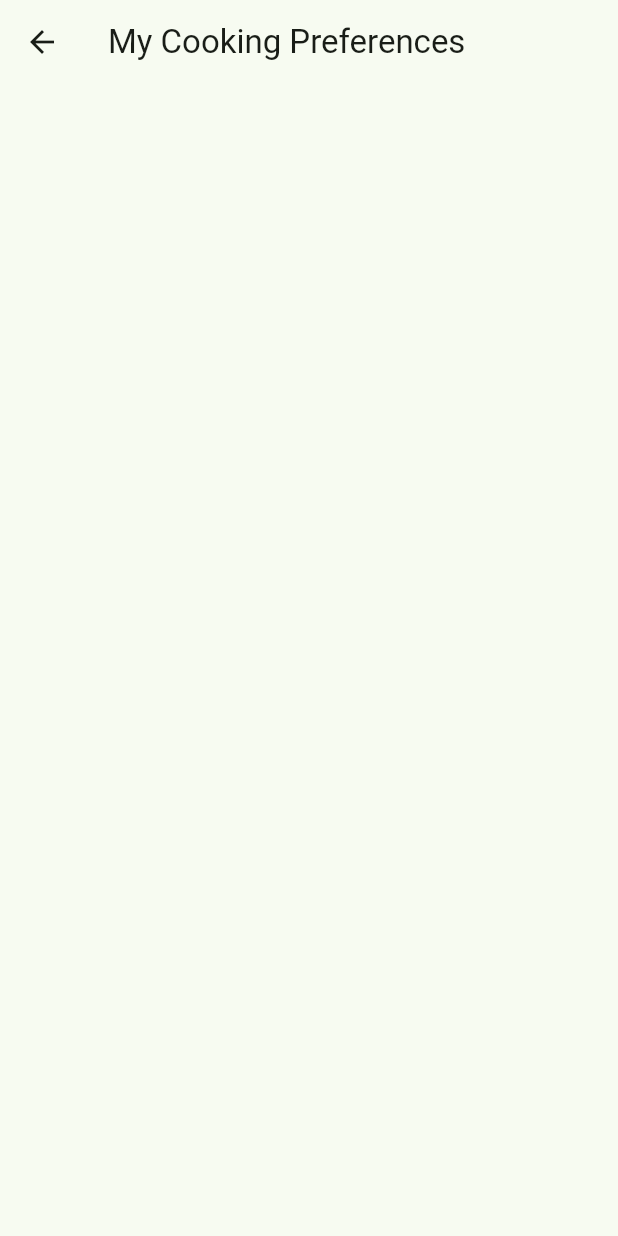
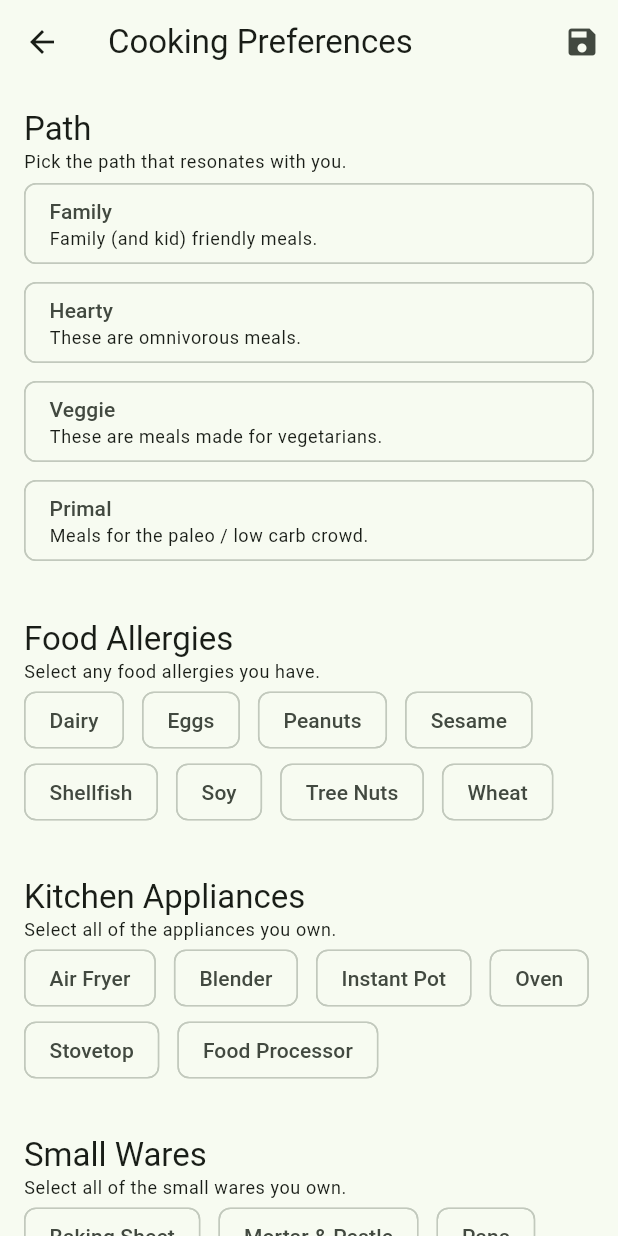
Before and after one commit to zachsg/levelchef, a Flutter app: the PreferencesView screen opened by its route, on a phone screen of 412 x 824 dp. Run offline on Flutter 3.47's test engine with Material 2 defaults, Android fonts, the phone set to English and light mode, and no system bars; our stand-ins replace cloud_firestore, firebase_auth, firebase_core, flutter_riverpod, freezed_annotation, go_router and 1 more; accounts and stored records are empty; network calls fail.

Commit message:
complete preferences view and persistence

```diff
--- a/lib/features/profile/preferences/preferences_controller.dart
+++ b/lib/features/profile/preferences/preferences_controller.dart
@@ -1,13 +1,58 @@
 import 'package:flutter_riverpod/flutter_riverpod.dart';
 
+import '../../../models/allergy.dart';
+import '../../../models/appliance.dart';
+import '../../../models/path.dart';
+import '../../../models/small_ware.dart';
+import '../profile_controller.dart';
 import 'preferences_model.dart';
+
+final preferencesIsDirtyProvider = StateProvider<bool>((_) => false);
 
 final preferencesProvider =
     StateNotifierProvider<PreferencesController, PreferencesModel>(
         (ref) => PreferencesController(ref: ref));
 
 class PreferencesController extends StateNotifier<PreferencesModel> {
-  PreferencesController({required this.ref}) : super(PreferencesModel());
+  PreferencesController({required this.ref}) : super(const PreferencesModel());
 
   final Ref ref;
+
+  Path get path => ref.watch(profileProvider).path;
+
+  void setPath(Path path) {
+    ref.read(preferencesIsDirtyProvider.notifier).state = true;
+    ref.read(profileProvider.notifier).setPath(path);
+  }
+
+  List<Allergy> get allergies => ref.watch(profileProvider).allergies;
+
+  void setAllergy(Allergy allergy, bool isSelected) {
+    ref.read(preferencesIsDirtyProvider.notifier).state = true;
+    ref.read(profileProvider.notifier).setAllergy(allergy, isSelected);
+  }
+
+  List<Appliance> get appliances => ref.watch(profileProvider).appliances;
+
+  void setAppliance(Appliance appliance, bool isSelected) {
+    ref.read(preferencesIsDirtyProvider.notifier).state = true;
+    ref.read(profileProvider.notifier).setAppliance(appliance, isSelected);
+  }
+
+  List<SmallWare> get smallWares => ref.watch(profileProvider).smallWares;
+
+  void setSmallWare(SmallWare smallWare, bool isSelected) {
+    ref.read(preferencesIsDirtyProvider.notifier).state = true;
+    ref.read(profileProvider.notifier).setSmallWare(smallWare, isSelected);
+  }
+
+  Future<void> saveProfile() async {
+    state = state.copyWith(isLoading: true);
+
+    await ref.read(profileProvider.notifier).save();
+
+    ref.read(preferencesIsDirtyProvider.notifier).state = false;
+
+    state = state.copyWith(isLoading: false);
+  }
 }
--- a/lib/features/profile/preferences/preferences_model.dart
+++ b/lib/features/profile/preferences/preferences_model.dart
@@ -1 +1,10 @@
-class PreferencesModel {}
+import 'package:freezed_annotation/freezed_annotation.dart';
+
+part 'preferences_model.freezed.dart';
+
+@freezed
+class PreferencesModel with _$PreferencesModel {
+  const factory PreferencesModel({
+    @Default(false) bool isLoading,
+  }) = _PreferencesModel;
+}
--- a/lib/features/profile/preferences/preferences_view.dart
+++ b/lib/features/profile/preferences/preferences_view.dart
@@ -1,6 +1,9 @@
 import 'package:flutter/material.dart';
 import 'package:flutter_riverpod/flutter_riverpod.dart';
 import 'package:levelchef/strings.dart';
+
+import 'preferences_controller.dart';
+import 'widgets/xwidgets.dart';
 
 class PreferencesView extends ConsumerWidget {
   const PreferencesView({super.key});
@@ -9,12 +12,71 @@ class PreferencesView extends ConsumerWidget {
 
   @override
   Widget build(BuildContext context, WidgetRef ref) {
-    return Scaffold(
-      appBar: AppBar(
-        title: const Text(preferencesLabel),
-      ),
-      body: Column(
-        children: [],
+    return WillPopScope(
+      onWillPop: () async {
+        if (ref.read(preferencesIsDirtyProvider)) {
+          ref.read(preferencesProvider.notifier).saveProfile();
+        }
+
+        return true;
+      },
+      child: Scaffold(
+        appBar: AppBar(
+          title: const Text(preferencesLabel),
+          actions: [
+            ref.watch(preferencesProvider).isLoading
+                ? const Center(child: CircularProgressIndicator())
+                : IconButton(
+                    onPressed: () async {
+                      final messenger = ScaffoldMessenger.of(context);
+
+                      await ref
+                          .read(preferencesProvider.notifier)
+                          .saveProfile();
+
+                      messenger.removeCurrentSnackBar();
+                      const snackBar =
+                          SnackBar(content: Text(profileUpdatedLabel));
+                      messenger.showSnackBar(snackBar);
+                    },
+                    icon: const Icon(Icons.save),
+                  ),
+          ],
+        ),
+        body: SingleChildScrollView(
+          child: Padding(
+            padding: const EdgeInsets.all(16.0),
+            child: Column(
+              crossAxisAlignment: CrossAxisAlignment.start,
+              children: const [
+                SectionHeaderWidget(
+                  title: pathLabel,
+                  subtitle: pathSubtitleLabel,
+                ),
+                PathOptionsWidget(),
+                SizedBox(height: 32),
+                SectionHeaderWidget(
+                  title: allergiesLabel,
+                  subtitle: allergiesSubtitleLabel,
+                ),
+                AllergyOptionsWidget(),
+                SizedBox(height: 32),
+                SectionHeaderWidget(
+                  title: appliancesLabel,
+                  subtitle: appliancesSubtitleLabel,
+                ),
+                ApplianceOptionsWidget(),
+                SizedBox(height: 32),
+                SectionHeaderWidget(
+                  title: smallWaresLabel,
+                  subtitle: smallWaresSubtitleLabel,
+                ),
+                SmallWareOptionsWidget(),
+                SizedBox(height: 32),
+              ],
+            ),
+          ),
+        ),
       ),
     );
   }
--- /dev/null
+++ b/lib/features/profile/preferences/widgets/allergy_options_widget.dart
@@ -0,0 +1,50 @@
+import 'package:flutter/material.dart';
+import 'package:flutter_riverpod/flutter_riverpod.dart';
+import 'package:levelchef/extensions.dart';
+
+import '../../../../models/allergy.dart';
+import '../preferences_controller.dart';
+
+class AllergyOptionsWidget extends ConsumerStatefulWidget {
+  const AllergyOptionsWidget({super.key});
+
+  @override
+  ConsumerState<ConsumerStatefulWidget> createState() =>
+      _AllergyOptionsWidgetState();
+}
+
+class _AllergyOptionsWidgetState extends ConsumerState<AllergyOptionsWidget> {
+  @override
+  Widget build(BuildContext context) {
+    final allergies = ref.watch(preferencesProvider.notifier).allergies;
+    final List<Widget> chips = [];
+    final allergyOptions = [
+      Allergy.dairy,
+      Allergy.eggs,
+      Allergy.peanuts,
+      Allergy.sesame,
+      Allergy.shellfish,
+      Allergy.soy,
+      Allergy.treeNuts,
+      Allergy.wheat,
+    ];
+
+    for (final allergy in allergyOptions) {
+      final allergyName = allergy.name.capitalize();
+      final isSelected = allergies.contains(allergy);
+      final chip = ChoiceChip(
+        label: Text(allergyName == 'TreeNuts' ? 'Tree Nuts' : allergyName),
+        selected: isSelected,
+        onSelected: (isSelected) => ref
+            .read(preferencesProvider.notifier)
+            .setAllergy(allergy, isSelected),
+      );
+      chips.add(chip);
+    }
+
+    return Wrap(
+      spacing: 12,
+      children: chips,
+    );
+  }
+}
--- /dev/null
+++ b/lib/features/profile/preferences/widgets/appliance_options_widget.dart
@@ -0,0 +1,48 @@
+import 'package:flutter/material.dart';
+import 'package:flutter_riverpod/flutter_riverpod.dart';
+import 'package:levelchef/extensions.dart';
+
+import '../../../../models/appliance.dart';
+import '../preferences_controller.dart';
+
+class ApplianceOptionsWidget extends ConsumerWidget {
+  const ApplianceOptionsWidget({super.key});
+
+  @override
+  Widget build(BuildContext context, WidgetRef ref) {
+    final appliances = ref.watch(preferencesProvider.notifier).appliances;
+    final List<Widget> chips = [];
+    final applianceOptions = [
+      Appliance.airFryer,
+      Appliance.blender,
+      Appliance.instantPot,
+      Appliance.oven,
+      Appliance.stovetop,
+      Appliance.foodProcessor,
+    ];
+
+    for (final appliance in applianceOptions) {
+      final applianceName = appliance.name.capitalize();
+      final isSelected = appliances.contains(appliance);
+      final chip = ChoiceChip(
+        label: Text(applianceName == 'AirFryer'
+            ? 'Air Fryer'
+            : applianceName == 'InstantPot'
+                ? 'Instant Pot'
+                : applianceName == 'FoodProcessor'
+                    ? 'Food Processor'
+                    : applianceName),
+        selected: isSelected,
+        onSelected: (isSelected) => ref
+            .read(preferencesProvider.notifier)
+            .setAppliance(appliance, isSelected),
+      );
+      chips.add(chip);
+    }
+
+    return Wrap(
+      spacing: 12,
+      children: chips,
+    );
+  }
+}
--- /dev/null
+++ b/lib/features/profile/preferences/widgets/path_options_widget.dart
@@ -0,0 +1,70 @@
+import 'package:flutter/material.dart';
+import 'package:flutter_riverpod/flutter_riverpod.dart';
+import 'package:levelchef/extensions.dart';
+import 'package:levelchef/strings.dart';
+
+import '../preferences_controller.dart';
+import '../../../../models/path.dart';
+
+class PathOptionsWidget extends ConsumerWidget {
+  const PathOptionsWidget({super.key});
+
+  @override
+  Widget build(BuildContext context, WidgetRef ref) {
+    final path = ref.watch(preferencesProvider.notifier).path;
+    final List<Widget> chips = [];
+    final pathOptions = [
+      Path.family,
+      Path.hearty,
+      Path.veggie,
+      Path.primal,
+    ];
+
+    for (final p in pathOptions) {
+      final String caption;
+      switch (p) {
+        case Path.family:
+          caption = familyPathCaptionLabel;
+          break;
+        case Path.hearty:
+          caption = heartyPathCaptionLabel;
+          break;
+        case Path.primal:
+          caption = primalPathCaptionLabel;
+          break;
+        case Path.veggie:
+          caption = veggiePathCaptionLabel;
+          break;
+        default:
+          caption = 'none';
+      }
+
+      final pathName = p.name.capitalize();
+      final isSelected = p == path;
+      final chip = Padding(
+        padding: const EdgeInsets.symmetric(vertical: 6),
+        child: ChoiceChip(
+          label: Column(
+            crossAxisAlignment: CrossAxisAlignment.stretch,
+            children: [
+              Text(pathName),
+              Text(
+                caption,
+                style: Theme.of(context).textTheme.caption,
+              ),
+            ],
+          ),
+          selected: isSelected,
+          onSelected: (isSelected) =>
+              ref.read(preferencesProvider.notifier).setPath(p),
+        ),
+      );
+      chips.add(chip);
+    }
+
+    return Wrap(
+      spacing: 12,
+      children: chips,
+    );
+  }
+}
--- /dev/null
+++ b/lib/features/profile/preferences/widgets/section_header_widget.dart
@@ -0,0 +1,30 @@
+import 'package:flutter/material.dart';
+import 'package:flutter_riverpod/flutter_riverpod.dart';
+
+class SectionHeaderWidget extends ConsumerWidget {
+  const SectionHeaderWidget({
+    super.key,
+    required this.title,
+    required this.subtitle,
+  });
+
+  final String title;
+  final String subtitle;
+
+  @override
+  Widget build(BuildContext context, WidgetRef ref) {
+    return Column(
+      crossAxisAlignment: CrossAxisAlignment.start,
+      children: [
+        Text(
+          title,
+          style: Theme.of(context).textTheme.titleLarge,
+        ),
+        Text(
+          subtitle,
+          style: Theme.of(context).textTheme.caption,
+        ),
+      ],
+    );
+  }
+}
--- /dev/null
+++ b/lib/features/profile/preferences/widgets/small_ware_options_widget.dart
@@ -0,0 +1,43 @@
+import 'package:flutter/material.dart';
+import 'package:flutter_riverpod/flutter_riverpod.dart';
+import 'package:levelchef/extensions.dart';
+
+import '../../../../models/small_ware.dart';
+import '../preferences_controller.dart';
+
+class SmallWareOptionsWidget extends ConsumerWidget {
+  const SmallWareOptionsWidget({super.key});
+
+  @override
+  Widget build(BuildContext context, WidgetRef ref) {
+    final smallWares = ref.watch(preferencesProvider.notifier).smallWares;
+    final List<Widget> chips = [];
+    final smallWareOptions = [
+      SmallWare.bakingSheet,
+      SmallWare.mortarAndPestle,
+      SmallWare.pans,
+      SmallWare.pots
+    ];
+
+    for (final smallWare in smallWareOptions) {
+      final smallWareName = smallWare.name.capitalize();
+      final isSelected = smallWares.contains(smallWare);
+      final chip = ChoiceChip(
+        label: Text(smallWareName == 'BakingSheet'
+            ? 'Baking Sheet'
+            : smallWareName == 'MortarAndPestle'
+                ? 'Mortar & Pestle'
+                : smallWareName),
+        selected: isSelected,
+        onSelected: (isSelected) => ref
+            .read(preferencesProvider.notifier)
+            .setSmallWare(smallWare, isSelected),
+      );
+      chips.add(chip);
+    }
+    return Wrap(
+      spacing: 12,
+      children: chips,
+    );
+  }
+}
--- /dev/null
+++ b/lib/features/profile/preferences/widgets/xwidgets.dart
@@ -0,0 +1,5 @@
+export 'section_header_widget.dart';
+export 'appliance_options_widget.dart';
+export 'small_ware_options_widget.dart';
+export 'allergy_options_widget.dart';
+export 'path_options_widget.dart';
--- a/lib/features/profile/profile_controller.dart
+++ b/lib/features/profile/profile_controller.dart
@@ -1,6 +1,10 @@
 import 'package:flutter_riverpod/flutter_riverpod.dart';
 import 'package:levelchef/services/database.dart';
 
+import '../../models/allergy.dart';
+import '../../models/appliance.dart';
+import '../../models/path.dart';
+import '../../models/small_ware.dart';
 import 'profile_model.dart';
 
 final profileProvider = StateNotifierProvider<ProfileController, ProfileModel>(
@@ -31,4 +35,39 @@ class ProfileController extends StateNotifier<ProfileModel> {
   void setHandle(String handle) => state = state.copyWith(handle: handle);
 
   void setBio(String bio) => state = state.copyWith(bio: bio);
+
+  void setPath(Path path) => state = state.copyWith(path: path);
+
+  void setAllergy(Allergy allergy, bool isSelected) {
+    List<Allergy> allergies = List.from(state.allergies);
+    if (allergies.contains(allergy)) {
+      allergies.removeWhere((a) => a == allergy);
+    } else {
+      allergies.add(allergy);
+    }
+
+    state = state.copyWith(allergies: allergies);
+  }
+
+  void setAppliance(Appliance appliance, bool isSelected) {
+    List<Appliance> appliances = List.from(state.appliances);
+    if (appliances.contains(appliance)) {
+      appliances.removeWhere((a) => a == appliance);
+    } else {
+      appliances.add(appliance);
+    }
+
+    state = state.copyWith(appliances: appliances);
+  }
+
+  void setSmallWare(SmallWare smallWare, bool isSelected) {
+    List<SmallWare> smallWares = List.from(state.smallWares);
+    if (smallWares.contains(smallWare)) {
+      smallWares.removeWhere((a) => a == smallWare);
+    } else {
+      smallWares.add(smallWare);
+    }
+
+    state = state.copyWith(smallWares: smallWares);
+  }
 }
--- a/lib/features/profile/profile_model.dart
+++ b/lib/features/profile/profile_model.dart
@@ -4,6 +4,7 @@ import '../../models/allergy.dart';
 import '../../models/appliance.dart';
 import '../../models/diet.dart';
 import '../../models/experience.dart';
+import '../../models/path.dart';
 import '../../models/small_ware.dart';
 
 part 'profile_model.freezed.dart';
@@ -19,6 +20,7 @@ class ProfileModel with _$ProfileModel {
     @Default('') String bio,
     @Default(Experience.novice) Experience experience,
     @Default(0) @JsonKey(name: 'experience_points') int experiencePoints,
+    @Default(Path.none) Path path,
     @Default([]) List<Allergy> allergies,
     @Default([]) List<Appliance> appliances,
     @Default([]) @JsonKey(name: 'small_wares') List<SmallWare> smallWares,
--- a/lib/features/profile/widgets/bio_widget.dart
+++ b/lib/features/profile/widgets/bio_widget.dart
@@ -10,7 +10,7 @@ class BioWidget extends ConsumerWidget {
   Widget build(BuildContext context, WidgetRef ref) {
     return Padding(
       padding: const EdgeInsets.symmetric(horizontal: 32, vertical: 16),
-      child: Text(ref.read(profileProvider).bio),
+      child: Text(ref.watch(profileProvider).bio),
     );
   }
 }
--- a/lib/features/profile/widgets/profile_details_list_view_widget.dart
+++ b/lib/features/profile/widgets/profile_details_list_view_widget.dart
@@ -3,7 +3,7 @@ import 'package:flutter_riverpod/flutter_riverpod.dart';
 import 'package:go_router/go_router.dart';
 import 'package:levelchef/strings.dart';
 
-import '../created_bundles/created_bindls_view.dart';
+import '../created_bundles/created_bundles_view.dart';
 import '../created_recipes/created_recipes_view.dart';
 import '../preferences/preferences_view.dart';
 
--- a/lib/levelchef_app.dart
+++ b/lib/levelchef_app.dart
@@ -7,7 +7,6 @@ import 'features/auth/auth_gate.dart';
 import 'features/bottom_navigation/bottom_navigation_view.dart';
 import 'features/bundles/bundles_view.dart';
 import 'features/discover/discover_view.dart';
-import 'features/profile/created_bundles/created_bindls_view.dart';
 import 'features/profile/created_bundles/created_bundles_view.dart';
 import 'features/profile/created_recipes/created_recipes_view.dart';
 import 'features/profile/preferences/preferences_view.dart';
--- a/lib/models/appliance.dart
+++ b/lib/models/appliance.dart
@@ -4,4 +4,5 @@ enum Appliance {
   airFryer,
   instantPot,
   blender,
+  foodProcessor,
 }
--- /dev/null
+++ b/lib/models/path.dart
@@ -0,0 +1,7 @@
+enum Path {
+  none,
+  family,
+  veggie,
+  hearty,
+  primal,
+}
--- a/lib/models/small_ware.dart
+++ b/lib/models/small_ware.dart
@@ -1,6 +1,6 @@
 enum SmallWare {
   mortarAndPestle,
-  pot,
-  pan,
+  pots,
+  pans,
   bakingSheet,
 }
--- a/lib/services/database.dart
+++ b/lib/services/database.dart
@@ -5,19 +5,21 @@ import 'auth.dart';
 class Database {
   static final db = FirebaseFirestore.instance;
 
+  static const profilesCollection = 'profiles';
+
   static Future<DocumentSnapshot<Map<String, dynamic>>> currentProfile() async {
     final id = Auth.instance.currentUser?.uid;
-    return await db.collection('profiles').doc(id).get();
+    return await db.collection(profilesCollection).doc(id).get();
   }
 
   static Future<void> createProfile(Map<String, dynamic> updates) async {
     final id = Auth.instance.currentUser?.uid;
-    await db.collection('profiles').doc(id).set(updates);
+    await db.collection(profilesCollection).doc(id).set(updates);
   }
 
   static Future<void> updateProfile(Map<String, dynamic> updates) async {
     await db
-        .collection('profiles')
+        .collection(profilesCollection)
         .doc(Auth.instance.currentUser?.uid)
         .update(updates);
   }
--- a/lib/strings.dart
+++ b/lib/strings.dart
@@ -16,7 +16,7 @@ const bundlesLabel = 'Bundles';
 const profileLabel = 'Profile';
 
 /// Profile
-const preferencesLabel = 'My Cooking Preferences';
+const preferencesLabel = 'Cooking Preferences';
 const createdRecipesLabel = 'Recipes I Wrote';
 const createdBundlesLabel = 'Bundles I Designed';
 const settingsLabel = 'Settings';
@@ -29,3 +29,17 @@ const handleLabel = 'Handle';
 const bioLabel = 'About me';
 const signOutLabel = 'Sign Out';
 const profileUpdatedLabel = 'Your profile was updated';
+
+/// Preferences
+const pathLabel = 'Path';
+const pathSubtitleLabel = 'Pick the path that resonates with you.';
+const familyPathCaptionLabel = 'Family (and kid) friendly meals.';
+const veggiePathCaptionLabel = 'These are meals made for vegetarians.';
+const heartyPathCaptionLabel = 'These are omnivorous meals.';
+const primalPathCaptionLabel = 'Meals for the paleo / low carb crowd.';
+const allergiesLabel = 'Food Allergies';
+const allergiesSubtitleLabel = 'Select any food allergies you have.';
+const appliancesLabel = 'Kitchen Appliances';
+const appliancesSubtitleLabel = 'Select all of the appliances you own.';
+const smallWaresLabel = 'Small Wares';
+const smallWaresSubtitleLabel = 'Select all of the small wares you own.';
```
Also changed, not shown: lib/features/profile/preferences/preferences_model.freezed.dart (added), lib/features/profile/profile_model.freezed.dart, lib/features/profile/profile_model.g.dart, lib/firebase_options.dart (added), lib/models/recipe.g.dart, 9 other files.
